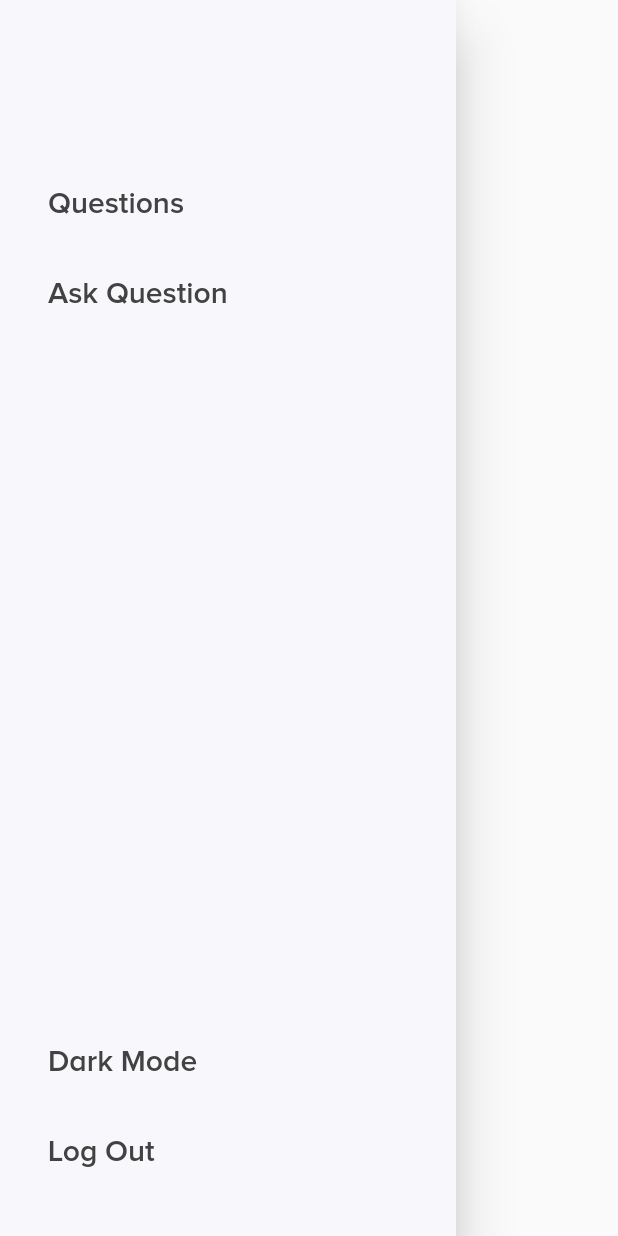
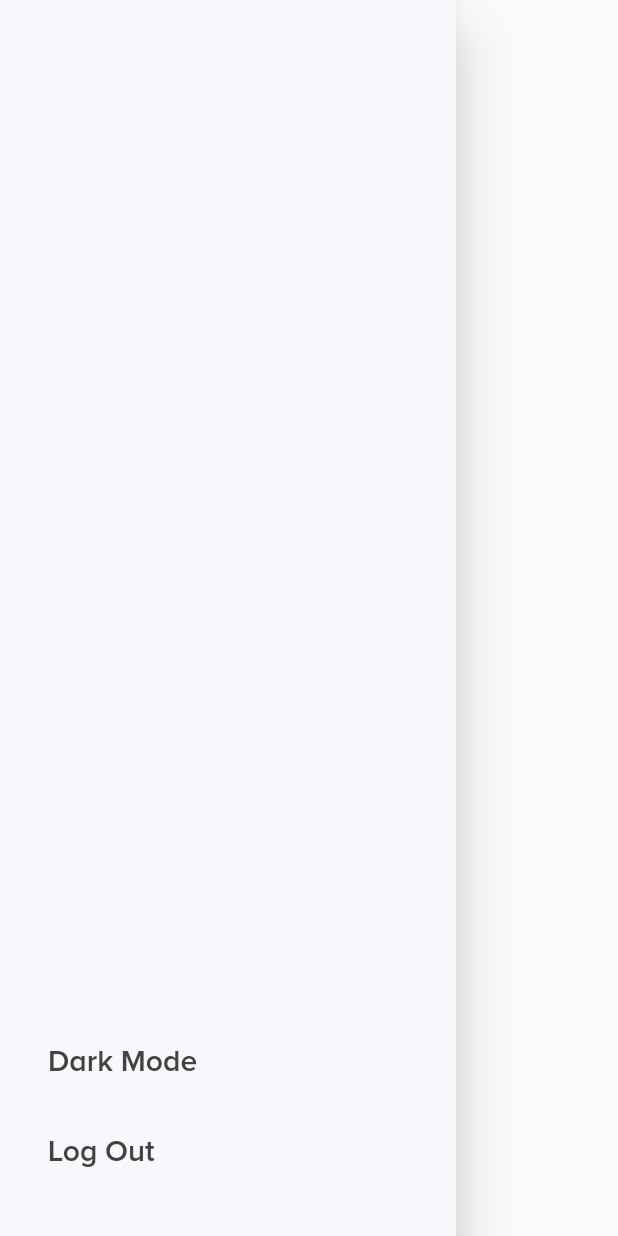
Before and after one commit to serena7889/what-what-app, a Flutter app: the AdminNavigationDrawer widget shown alone on an empty page, opened directly, on a phone screen of 412 x 824 dp. Run offline on Flutter 3.47's test engine with Material 2 defaults, Android fonts, the phone set to English and light mode, and no system bars; our stand-ins replace shared_preferences; accounts and stored records are empty.

Commit message:
Rejected questions screen added, questions options and nav drawer options determined by role

```diff
--- a/lib/networking/app_state.dart
+++ b/lib/networking/app_state.dart
@@ -36,6 +36,17 @@ class AppState extends ChangeNotifier {
     return this._token;
   }
 
+  UserRole? get userRole {
+    switch (currentUser?.role) {
+      case 'admin':
+        return UserRole.admin;
+      case 'leader':
+        return UserRole.leader;
+      case 'student':
+        return UserRole.student;
+    }
+  }
+
   Future<String?> getToken() async {
     if (_token != null) return _token;
     SharedPreferences prefs = await SharedPreferences.getInstance();
--- /dev/null
+++ b/lib/ui/components/admin_navigation_drawer.dart
@@ -0,0 +1,97 @@
+import 'package:what_what_app/models/user_model.dart';
+import 'package:what_what_app/networking/app_state.dart';
+import 'package:what_what_app/networking/networking_client.dart';
+import 'package:what_what_app/ui/routes.dart';
+import 'package:what_what_app/ui/styles/colors.dart';
+import 'package:what_what_app/ui/styles/fonts.dart';
+import 'package:flutter/material.dart';
+import 'package:provider/provider.dart';
+
+class AdminNavigationDrawer extends StatelessWidget {
+  const AdminNavigationDrawer({Key? key}) : super(key: key);
+
+  @override
+  Widget build(BuildContext context) {
+    final theme = Provider.of<WWTheme>(context);
+    final appState = Provider.of<AppState>(context);
+    final currentUserName = appState.currentUser?.name ?? "Not found";
+
+    final profileButton = WWDrawerButton(
+      label: currentUserName,
+      onTap: () => {}, // TODO: Go to profile page
+    );
+    final questionsButton = WWDrawerButton(
+      label: "Questions",
+      onTap: () => Navigator.pushReplacementNamed(context, Routes.questionTogglerScreenRoute),
+    );
+    final askQuestionButton = WWDrawerButton(
+      label: "Ask Question",
+      onTap: () => Navigator.pushReplacementNamed(context, Routes.askQuestionScreenRoute),
+    );
+    final spacer = Expanded(
+      child: Container(),
+    );
+    final styleButton = WWDrawerButton(
+      label: theme.lightMode ? "Dark Mode" : "Light Mode",
+      onTap: () => theme.toggleMode(),
+    );
+    final logOutButton = WWDrawerButton(
+      label: "Log Out",
+      onTap: () async {
+        NetworkingClient client = Provider.of<NetworkingClient>(context, listen: false);
+        client.logOut();
+        Navigator.pushReplacementNamed(context, Routes.loginScreenRoute);
+      },
+    );
+
+    List<Widget> items = [profileButton];
+
+    switch (appState.userRole) {
+      case UserRole.admin:
+        items.addAll([questionsButton, askQuestionButton]);
+        break;
+      case UserRole.leader:
+        items.addAll([questionsButton, askQuestionButton]);
+        break;
+      case UserRole.student:
+        items.addAll([questionsButton, askQuestionButton]);
+        break;
+      default:
+        break;
+    }
+    items.addAll([spacer, styleButton, logOutButton]);
+
+    return Drawer(
+      child: Container(
+        padding: EdgeInsets.fromLTRB(32, 64, 8, 8),
+        color: WWColor.primaryBackground(context),
+        child: Column(
+          mainAxisAlignment: MainAxisAlignment.start,
+          crossAxisAlignment: CrossAxisAlignment.start,
+          children: items,
+        ),
+      ),
+    );
+  }
+}
+
+class WWDrawerButton extends StatelessWidget {
+  final String label;
+  final Function() onTap;
+
+  const WWDrawerButton({required this.label, required this.onTap});
+
+  @override
+  Widget build(BuildContext context) {
+    return InkWell(
+      onTap: onTap,
+      child: Container(
+        height: 60,
+        child: Text(
+          label,
+          style: WWFonts.fromOptions(context, color: WWColor.primaryText(context), size: 20, weight: WWFontWeight.semibold),
+        ),
+      ),
+    );
+  }
+}
--- a/lib/ui/components/navigation_drawers.dart/admin_navigation_drawer.dart
+++ /dev/null
@@ -1,78 +0,0 @@
-import 'package:what_what_app/networking/app_state.dart';
-import 'package:what_what_app/networking/networking_client.dart';
-import 'package:what_what_app/ui/routes.dart';
-import 'package:what_what_app/ui/styles/colors.dart';
-import 'package:what_what_app/ui/styles/fonts.dart';
-import 'package:flutter/material.dart';
-import 'package:provider/provider.dart';
-
-class AdminNavigationDrawer extends StatelessWidget {
-  const AdminNavigationDrawer({Key? key}) : super(key: key);
-
-  @override
-  Widget build(BuildContext context) {
-    final theme = Provider.of<WWTheme>(context);
-    final appState = Provider.of<AppState>(context);
-    final currentUserName = appState.currentUser?.name ?? "Not found";
-    return Drawer(
-      child: Container(
-        padding: EdgeInsets.fromLTRB(32, 64, 8, 8),
-        color: WWColor.primaryBackground(context),
-        child: Column(
-          mainAxisAlignment: MainAxisAlignment.start,
-          crossAxisAlignment: CrossAxisAlignment.start,
-          children: [
-            WWDrawerButton(
-              label: currentUserName,
-              onTap: () => Navigator.pushReplacementNamed(context, Routes.questionTogglerScreenRoute),
-            ),
-            WWDrawerButton(
-              label: "Questions",
-              onTap: () => Navigator.pushReplacementNamed(context, Routes.questionTogglerScreenRoute),
-            ),
-            WWDrawerButton(
-              label: "Ask Question",
-              onTap: () => Navigator.pushReplacementNamed(context, Routes.askQuestionScreenRoute),
-            ),
-            Expanded(
-              child: Container(),
-            ),
-            WWDrawerButton(
-              label: theme.lightMode ? "Dark Mode" : "Light Mode",
-              onTap: () => theme.toggleMode(),
-            ),
-            WWDrawerButton(
-              label: "Log Out",
-              onTap: () async {
-                NetworkingClient client = Provider.of<NetworkingClient>(context, listen: false);
-                client.logOut();
-                Navigator.pushReplacementNamed(context, Routes.loginScreenRoute);
-              },
-            ),
-          ],
-        ),
-      ),
-    );
-  }
-}
-
-class WWDrawerButton extends StatelessWidget {
-  final String label;
-  final Function() onTap;
-
-  const WWDrawerButton({required this.label, required this.onTap});
-
-  @override
-  Widget build(BuildContext context) {
-    return InkWell(
-      onTap: onTap,
-      child: Container(
-        height: 60,
-        child: Text(
-          label,
-          style: WWFonts.fromOptions(context, color: WWColor.primaryText(context), size: 20, weight: WWFontWeight.semibold),
-        ),
-      ),
-    );
-  }
-}
--- a/lib/ui/components/question_cards/card_wrapper.dart
+++ b/lib/ui/components/question_cards/card_wrapper.dart
@@ -5,7 +5,7 @@ import 'package:provider/provider.dart';
 
 class WWCardWrapper extends StatelessWidget {
   final Widget child;
-  final Function() onPressed;
+  final Function()? onPressed;
 
   const WWCardWrapper({required this.onPressed, required this.child});
 
--- a/lib/ui/components/question_lists/available_questions_list.dart
+++ b/lib/ui/components/question_lists/available_questions_list.dart
@@ -1,5 +1,4 @@
 import 'package:what_what_app/models/parent_question_model.dart';
-import 'package:what_what_app/models/questions.dart';
 import 'package:what_what_app/networking/networking_client.dart';
 import 'package:what_what_app/ui/components/question_cards/available_question_card.dart';
 import 'package:what_what_app/ui/components/question_lists/generic_question_list.dart';
@@ -11,7 +10,7 @@ class AvailableQuestionsList extends StatelessWidget {
   Widget build(BuildContext context) {
     return GenericQuestionList<ParentQuestion>(
       cardFromQuestion: (question) {
-        return WWParentQuestionCard(question: question, onPressed: () => {});
+        return WWBasicQuestionCard(question: question.text, onPressed: () => {});
       },
       getQuestions: () {
         NetworkingClient client = Provider.of<NetworkingClient>(context, listen: false);
--- a/lib/ui/screens/components_test_screen.dart
+++ b/lib/ui/screens/components_test_screen.dart
@@ -36,8 +36,8 @@ class ComponentsTestScreen extends StatelessWidget {
                   backgroundColor: WWColor.primaryBackground(context),
                 ),
                 WWVerticalSpacer(8),
-                WWParentQuestionCard(
-                  question: question,
+                WWBasicQuestionCard(
+                  question: question.text,
                   onPressed: () => {},
                 ),
                 WWVerticalSpacer(8),
```
Also changed, not shown: lib/networking/networking_client.dart (+8 -12 lines), lib/ui/components/question_cards/available_question_card.dart (+21 -20 lines), lib/ui/components/question_lists/unapproved_questions_list.dart (+16 -0 lines), lib/ui/components/text_field.dart (+5 -2 lines), lib/ui/screens/login_screen.dart (+19 -6 lines), lib/ui/screens/questions_lists_toggler_screen.dart (+37 -13 lines).
